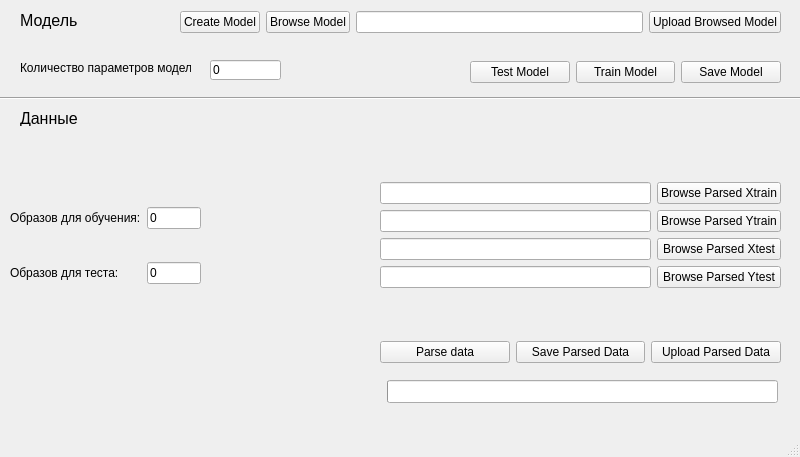
Before: the Qt Designer form designs/prog.ui in FolloW12587/diplom_nnetwork, drawn with Qt 5.
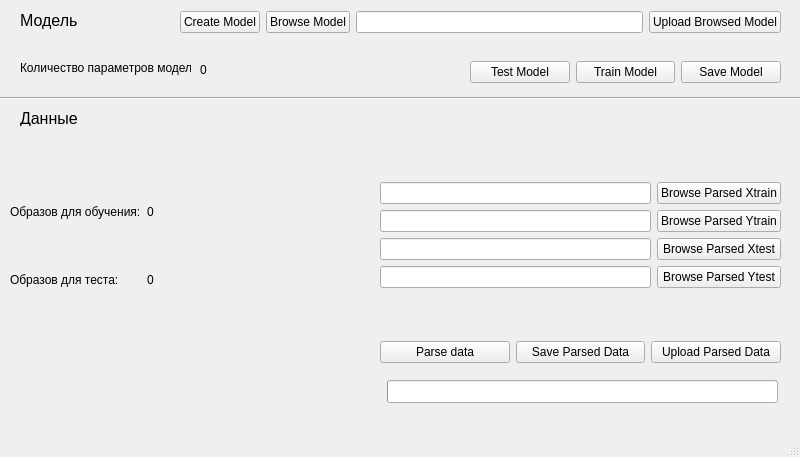
After: the same form once the commit is applied.

```diff
--- a/designs/prog.ui
+++ b/designs/prog.ui
@@ -73,10 +73,10 @@
      </rect>
     </property>
     <layout class="QGridLayout" name="gridLayout">
-     <item row="1" column="1">
-      <widget class="QLineEdit" name="textTestCount">
+     <item row="0" column="0">
+      <widget class="QLabel" name="labelTrainCount">
        <property name="text">
-        <string>0</string>
+        <string>Образов для обучения:</string>
        </property>
       </widget>
      </item>
@@ -87,15 +87,15 @@
        </property>
       </widget>
      </item>
-     <item row="0" column="0">
-      <widget class="QLabel" name="labelTrainCount">
+     <item row="0" column="1">
+      <widget class="QLabel" name="textTrainCount">
        <property name="text">
-        <string>Образов для обучения:</string>
+        <string>0</string>
        </property>
       </widget>
      </item>
-     <item row="0" column="1">
-      <widget class="QLineEdit" name="textTrainCount">
+     <item row="1" column="1">
+      <widget class="QLabel" name="textTestCount">
        <property name="text">
         <string>0</string>
        </property>
@@ -294,12 +294,12 @@
      <string>Количество параметров модели:</string>
     </property>
    </widget>
-   <widget class="QLineEdit" name="textCountParams">
+   <widget class="QLabel" name="textCountParams">
     <property name="geometry">
      <rect>
-      <x>210</x>
+      <x>200</x>
       <y>60</y>
-      <width>71</width>
+      <width>47</width>
       <height>20</height>
      </rect>
     </property>
```
